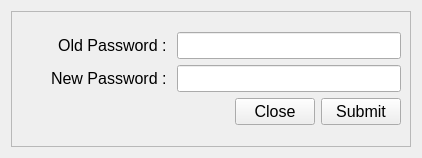
This is ui/change_password_dialog.ui in michael-halim/pos as Qt 5 draws it before an edit. The edited form follows.
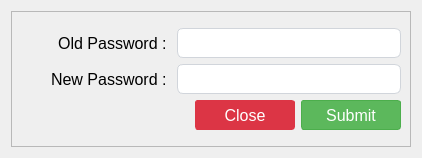
This is the edited form.

Commit message: Patch#34: Added UI - Added UI for Table, Button, and Input - Fix some UI Behavior

Diff of the .ui file:
```diff
--- a/ui/change_password_dialog.ui
+++ b/ui/change_password_dialog.ui
@@ -13,6 +13,256 @@
   <property name="windowTitle">
    <string>Change Password</string>
   </property>
+  <property name="styleSheet">
+   <string notr="true">QLineEdit{
+	border: 1px solid #d1d5db;      /* Light gray border */
+    border-radius: 6px;             /* Rounded corners */
+    outline: none;                  /* Remove default outline */
+    color: #333;                    /* Text color */
+    background-color: #fff;       /* Light gray background */
+    
+}
+
+QLineEdit:focus {
+    border: 1px solid #93c5fd;       /* Blue border on focus */
+    background-color: #ffffff;       /* White background when focused */
+}
+
+QLineEdit:disabled {
+    border: 1px solid #e5e7eb;      /* Lighter border when disabled */
+    background-color: #f3f4f6;      /* Light gray background when disabled */
+    color: #9ca3af;                 /* Lighter text color when disabled */
+}
+
+/* QComboBox Styling - Improved with clearer state indicators */
+QComboBox {
+    border: 1px solid #d1d5db;      /* Light gray border */
+    border-radius: 6px;             /* Rounded corners */
+    padding: 6px 12px 6px 10px;     /* Add some padding */
+    min-height: 20px;               /* Minimum height */
+    color: #333;                    /* Text color */
+    background-color: #fff;         /* White background */
+    selection-background-color: #93c5fd; /* Light blue selection */
+    font-size: 14px;                /* Consistent font size */
+    min-width: 6em;                 /* Minimum width */
+}
+
+QComboBox:hover:!disabled {
+    border-color: #93c5fd;          /* Light blue border on hover when enabled */
+    background-color: #f0f7ff;      /* Very light blue background on hover */
+}
+
+QComboBox:focus {
+    border: 2px solid #3b82f6;      /* Thicker, darker blue border on focus */
+    background-color: #ffffff;      /* Pure white background when focused */
+}
+
+QComboBox:disabled {
+    border: 1px solid #d9dce0;      /* Very light gray border when disabled */
+    background-color: #f3f4f6;      /* Light gray background when disabled */
+    color: #9ca3af;                 /* Lighter text color when disabled */
+}
+
+QComboBox::drop-down {
+    subcontrol-origin: padding;
+    subcontrol-position: center right;
+    width: 20px;
+    border: none;                   /* Remove border for cleaner look */
+    margin-right: 5px;              /* Add some margin */
+}
+
+/* If you don't have an icon, use this instead: */
+QComboBox::down-arrow {
+    width: 0;
+    height: 0;
+    border-left: 5px solid transparent;
+    border-right: 5px solid transparent;
+    border-top: 5px solid #666;     /* Arrow color */
+    margin-right: 5px;
+}
+
+QComboBox::down-arrow:disabled {
+    border-top: 5px solid #b0b0b0;  /* Lighter arrow color when disabled */
+}
+
+QComboBox:disabled {
+    color: #9ca3af;                 /* Lighter text when disabled */
+    background-color: #f3f4f6;      /* Light gray background */
+    border-color: #e5e7eb;          /* Lighter border */
+}
+
+/* Add a visual indicator for disabled state */
+QComboBox:disabled {
+    color: #9ca3af;
+    background-color: #f3f4f6;
+    border: 1px solid #e5e7eb;
+    padding-right: 25px;            /* Make room for the lock icon */
+}
+
+/* If you don't have a lock icon, use a pattern instead */
+QComboBox:disabled {
+    background-image: repeating-linear-gradient(
+        45deg,
+        transparent,
+        transparent 5px,
+        rgba(200, 200, 200, 0.1) 5px,
+        rgba(200, 200, 200, 0.1) 10px
+    );
+}
+
+QComboBox QAbstractItemView {
+    border: 1px solid #d1d5db;
+    border-radius: 0px 0px 6px 6px;
+    background-color: white;
+    selection-background-color: #3b82f6;  /* Darker blue for better contrast */
+    selection-color: white;               /* White text on selection */
+    outline: none;
+    padding: 5px;
+}
+
+QComboBox QAbstractItemView::item {
+    min-height: 25px;               /* Taller items for better clickability */
+    padding: 5px;                   /* Padding inside items */
+}
+
+QComboBox QAbstractItemView::item:hover {
+    background-color: #e5f0ff;      /* Light blue on hover */
+    color: #333;
+}
+
+/* QTextEdit Styling - Similar to QLineEdit */
+QTextEdit {
+    border: 1px solid #d1d5db;      /* Light gray border */
+    border-radius: 6px;             /* Rounded corners */
+    outline: none;                  /* Remove default outline */
+    color: #333;                    /* Text color */
+    background-color: #fff;         /* White background */
+    padding: 6px 10px;              /* Add some padding for better text display */
+    selection-background-color: #93c5fd; /* Light blue selection */
+}
+
+QTextEdit:focus {
+    border: 1px solid #93c5fd;      /* Blue border on focus */
+    background-color: #ffffff;      /* White background when focused */
+}
+
+QTextEdit:disabled {
+    border: 1px solid #e5e7eb;      /* Lighter border when disabled */
+    background-color: #f3f4f6;      /* Light gray background when disabled */
+    color: #9ca3af;                 /* Lighter text color when disabled */
+}
+
+
+/* QDateEdit Styling */
+QDateEdit {
+    border: 1px solid #d1d5db;
+    border-radius: 6px;
+    padding: 6px 10px;
+    min-height: 20px;
+    color: #333;
+    background-color: #fff;
+    font-size: 14px;
+}
+
+QDateEdit:hover:!disabled {
+    border-color: #93c5fd;
+    background-color: #f0f7ff;
+}
+
+QDateEdit:focus {
+    border: 2px solid #3b82f6;
+    background-color: #ffffff;
+}
+
+QDateEdit:disabled {
+    color: #9ca3af;
+    background-color: #f3f4f6;
+    border: 1px dashed #c0c0c0;
+}
+
+QDateEdit::drop-down {
+    subcontrol-origin: padding;
+    subcontrol-position: center right;
+    width: 20px;
+    border: none;
+    margin-right: 5px;
+}
+
+QDateEdit::down-arrow {
+    width: 0;
+    height: 0;
+    border-left: 5px solid transparent;
+    border-right: 5px solid transparent;
+    border-top: 5px solid #666;
+    margin-right: 5px;
+}
+
+QDateEdit::down-arrow:disabled {
+    border-top: 5px solid #b0b0b0;
+}
+
+/* Calendar popup styling */
+QCalendarWidget {
+    background-color: white;
+    border: 1px solid #d1d5db;
+}
+
+QCalendarWidget QToolButton {
+    color: #333;
+    background-color: transparent;
+    border: 1px solid transparent;
+    border-radius: 4px;
+    padding: 4px;
+}
+
+QCalendarWidget QToolButton:hover {
+    background-color: #f0f7ff;
+    border: 1px solid #93c5fd;
+}
+
+QCalendarWidget QMenu {
+    background-color: white;
+    border: 1px solid #d1d5db;
+    padding: 5px;
+}
+
+QCalendarWidget QSpinBox {
+    border: 1px solid #d1d5db;
+    border-radius: 4px;
+    padding: 3px;
+    background-color: white;
+}
+
+QCalendarWidget QAbstractItemView:enabled {
+    background-color: white;
+    color: #333;
+    selection-background-color: #3b82f6;
+    selection-color: white;
+}
+
+QCalendarWidget QAbstractItemView:disabled {
+    color: #9ca3af;
+}
+
+QCalendarWidget QWidget#qt_calendar_navigationbar {
+    background-color: #f1f5f9;
+    border-bottom: 1px solid #d1d5db;
+    padding: 4px;
+}
+
+QPushButton {
+    text-align: center;
+    white-space: nowrap;
+    vertical-align: middle;
+    border: 1px solid transparent;
+    line-height: 1.5;
+    border-radius: 3px;
+    margin: 0.25rem;
+	opacity: 0.55;
+
+}
+</string>
+  </property>
   <layout class="QGridLayout" name="gridLayout_2">
    <item row="0" column="0">
     <widget class="QFrame" name="frame">
@@ -34,7 +284,7 @@
               <property name="minimumSize">
                <size>
                 <width>150</width>
-                <height>0</height>
+                <height>30</height>
                </size>
               </property>
               <property name="font">
@@ -52,6 +302,12 @@
             </item>
             <item>
              <widget class="QLineEdit" name="old_password_input">
+              <property name="minimumSize">
+               <size>
+                <width>0</width>
+                <height>30</height>
+               </size>
+              </property>
               <property name="font">
                <font>
                 <pointsize>12</pointsize>
@@ -71,7 +327,7 @@
               <property name="minimumSize">
                <size>
                 <width>150</width>
-                <height>0</height>
+                <height>30</height>
                </size>
               </property>
               <property name="font">
@@ -89,6 +345,12 @@
             </item>
             <item>
              <widget class="QLineEdit" name="new_password_input">
+              <property name="minimumSize">
+               <size>
+                <width>0</width>
+                <height>30</height>
+               </size>
+              </property>
               <property name="font">
                <font>
                 <pointsize>12</pointsize>
@@ -120,11 +382,28 @@
           </item>
           <item>
            <widget class="QPushButton" name="close_change_password_button">
+            <property name="minimumSize">
+             <size>
+              <width>100</width>
+              <height>30</height>
+             </size>
+            </property>
             <property name="font">
              <font>
               <pointsize>12</pointsize>
              </font>
             </property>
+            <property name="styleSheet">
+             <string notr="true">QPushButton {
+    color: #fff;
+    background-color: #dc3545;
+    border-color: #dc3545;
+}
+QPushButton:hover {
+    background-color: #bb2d3b;
+    border-color: #b02a37;
+}</string>
+            </property>
             <property name="text">
              <string>Close</string>
             </property>
@@ -132,11 +411,34 @@
           </item>
           <item>
            <widget class="QPushButton" name="submit_change_password_button">
+            <property name="minimumSize">
+             <size>
+              <width>100</width>
+              <height>30</height>
+             </size>
+            </property>
             <property name="font">
              <font>
               <pointsize>12</pointsize>
              </font>
             </property>
+            <property name="styleSheet">
+             <string notr="true">QPushButton {
+    color: #fff;
+    background-color: #5cb85c;
+    border-color: #4cae4c;
+}
+QPushButton:hover {
+    background-color: #4cae4c;
+    border-color: #419641;
+}
+QPushButton:disabled {
+    background-color: #a3d7a3;
+    border-color: #a3d7a3;
+    color: #e8f5e8;
+}
+</string>
+            </property>
             <property name="text">
              <string>Submit</string>
             </property>
```
The commit also changes 35 other files.
